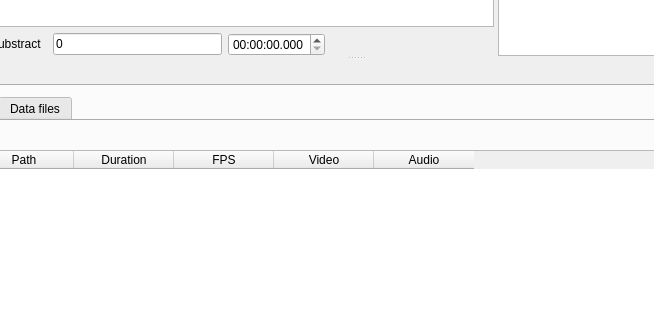
Before: the Qt Designer form observation.ui in olivierfriard/BORIS, drawn with Qt 5; both pictures show x 160 to 814 and y 248 to 568 of the 1032 by 812 pixel window.
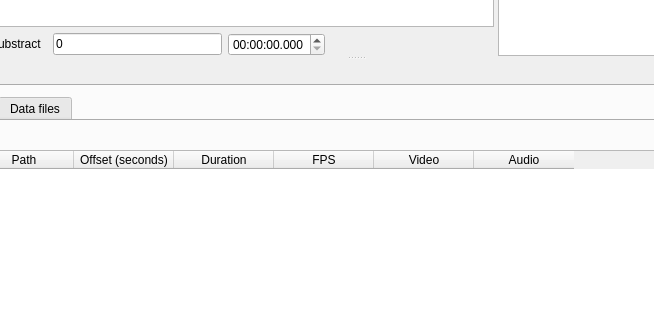
After: the same form once the commit is applied.

Diff of the .ui file:
```diff
--- a/observation.ui
+++ b/observation.ui
@@ -260,6 +260,11 @@
                        <string>Path</string>
                       </property>
                      </column>
+                     <column>
+                      <property name="text">
+                       <string>Offset (seconds)</string>
+                      </property>
+                     </column>
                      <column>
                       <property name="text">
                        <string>Duration</string>
```
Left out of the diff: 2 changed lines with no effect on the pictures.
